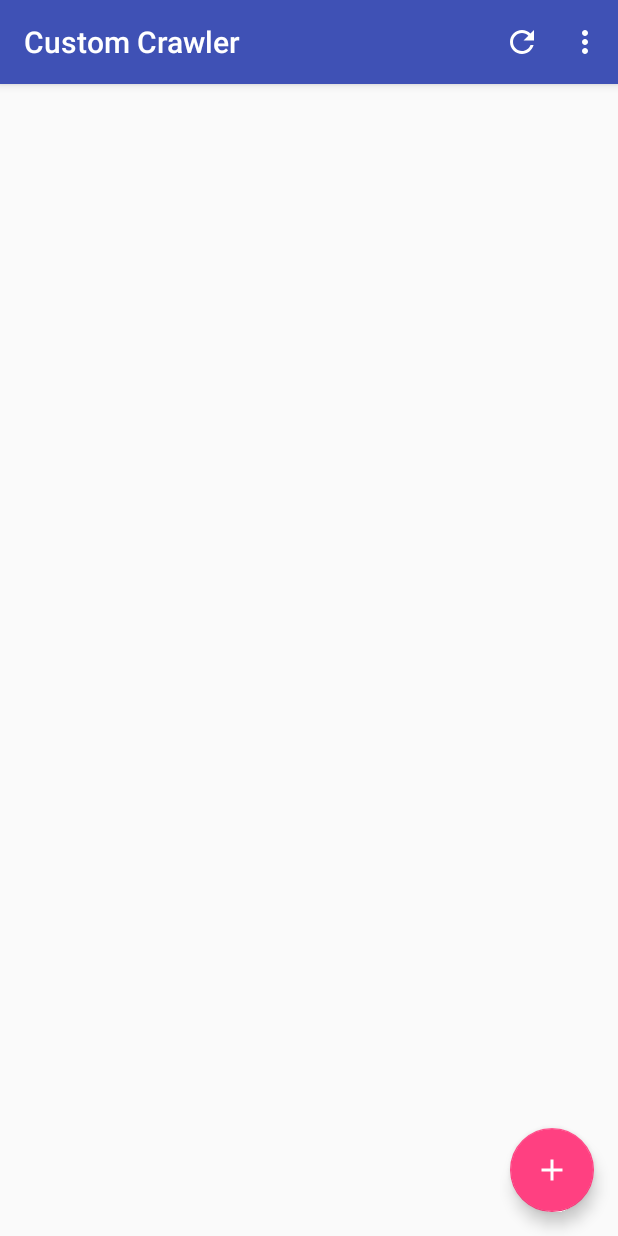
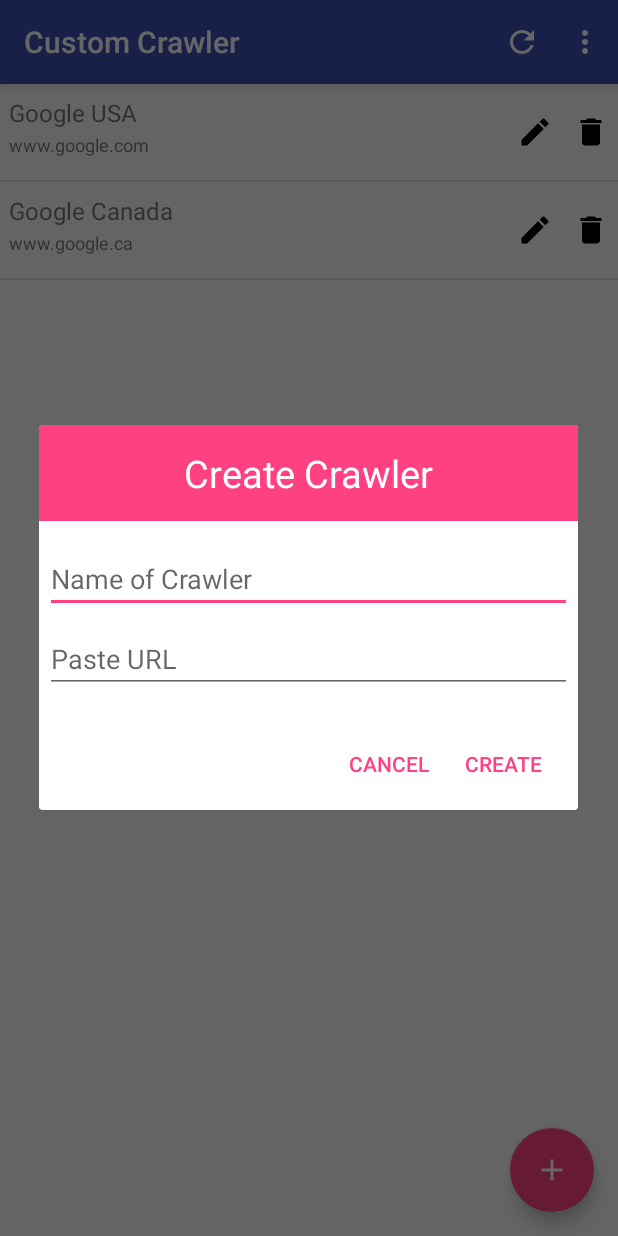
Before and after one commit to cnnr-adams/Custom-Crawler, an Android app: the screen it shows after launch (MainActivity), after a tap on an icon or button, on a phone screen of 412 x 824 dp. Run offline under Robolectric (Android 15) with nearby library versions, the phone set to English and light mode, and no system bars.

Commit message:
more UI work

```diff
--- a/app/src/main/java/com/cnnradams/customcrawler/CrawlerArrayAdapter.java
+++ b/app/src/main/java/com/cnnradams/customcrawler/CrawlerArrayAdapter.java
@@ -12,30 +12,24 @@ import android.widget.TextView;
  * Created by cnnr2 on 2018-06-27.
  */
 
-public class CrawlerArrayAdapter extends ArrayAdapter<String> {
+public class CrawlerArrayAdapter extends ArrayAdapter<CrawlerDataObject> {
 
     private final Context context;
-    private final String[] values;
-    public CrawlerArrayAdapter(Context context, String[] values) {
-        super(context, -1, values);
+    private final CrawlerDataObject[] data;
+    public CrawlerArrayAdapter(Context context, CrawlerDataObject[] data) {
+        super(context, -1, data);
         this.context = context;
-        this.values = values;
+        this.data = data;
     }
     @Override
     public View getView(int position, View convertView, ViewGroup parent) {
         LayoutInflater inflater = (LayoutInflater) context
                 .getSystemService(Context.LAYOUT_INFLATER_SERVICE);
-        View rowView = inflater.inflate(R.layout.rowlayout, parent, false);
-        TextView textView = (TextView) rowView.findViewById(R.id.label);
-        ImageView imageView = (ImageView) rowView.findViewById(R.id.icon);
-        textView.setText(values[position]);
-        // change the icon for Windows and iPhone
-        String s = values[position];
-        if (s.startsWith("iPhone")) {
-            imageView.setImageResource(R.drawable.no);
-        } else {
-            imageView.setImageResource(R.drawable.ok);
-        }
+        View rowView = inflater.inflate(R.layout.crawler_list_item, parent, false);
+        TextView titleTextView = rowView.findViewById(R.id.title);
+        TextView urlTextView = rowView.findViewById(R.id.url);
+        titleTextView.setText(data[position].title);
+        urlTextView.setText(data[position].url);
 
         return rowView;
     }
--- /dev/null
+++ b/app/src/main/java/com/cnnradams/customcrawler/CrawlerDataObject.java
@@ -0,0 +1,16 @@
+package com.cnnradams.customcrawler;
+
+import java.io.Serializable;
+
+/**
+ * Created by cnnr2 on 2018-06-27.
+ */
+
+public class CrawlerDataObject implements Serializable {
+    public String title;
+    public String url;
+    public CrawlerDataObject(String title, String url) {
+        this.title = title;
+        this.url = url;
+    }
+}
--- /dev/null
+++ b/app/src/main/java/com/cnnradams/customcrawler/CreateCrawlerDialogFragment.java
@@ -0,0 +1,38 @@
+package com.cnnradams.customcrawler;
+
+import android.app.AlertDialog;
+import android.app.Dialog;
+import android.app.DialogFragment;
+import android.content.DialogInterface;
+import android.os.Bundle;
+import android.view.LayoutInflater;
+
+/**
+ * Created by cnnr2 on 2018-06-27.
+ */
+
+public class CreateCrawlerDialogFragment extends DialogFragment {
+    public static CreateCrawlerDialogFragment newInstance() {
+        CreateCrawlerDialogFragment frag = new CreateCrawlerDialogFragment();
+        return frag;
+    }
+    @Override
+    public Dialog onCreateDialog(Bundle savedInstanceState) {
+        AlertDialog.Builder builder = new AlertDialog.Builder(getActivity());
+        LayoutInflater inflater = getActivity().getLayoutInflater();
+        builder.setView(inflater.inflate(R.layout.crawler_dialog_layout,null))
+                .setPositiveButton(R.string.create_accept, new DialogInterface.OnClickListener() {
+                    @Override
+                    public void onClick(DialogInterface dialog, int id) {
+                        // sign in the user ...
+                    }
+                })
+                .setNegativeButton(R.string.create_cancel, new DialogInterface.OnClickListener() {
+                    public void onClick(DialogInterface dialog, int id) {
+                        CreateCrawlerDialogFragment.this.getDialog().cancel();
+                    }
+                });
+        return builder.create();
+    }
+
+}
--- a/app/src/main/java/com/cnnradams/customcrawler/MainActivity.java
+++ b/app/src/main/java/com/cnnradams/customcrawler/MainActivity.java
@@ -1,32 +1,52 @@
 package com.cnnradams.customcrawler;
 
+import android.app.AlertDialog;
+import android.app.DialogFragment;
+import android.content.Context;
+import android.content.Intent;
 import android.os.Bundle;
 import android.support.design.widget.FloatingActionButton;
 import android.support.design.widget.Snackbar;
 import android.support.v7.app.AppCompatActivity;
 import android.support.v7.widget.Toolbar;
+import android.util.Log;
 import android.view.View;
 import android.view.Menu;
 import android.view.MenuItem;
+import android.widget.AdapterView;
 import android.widget.ArrayAdapter;
 import android.widget.LinearLayout;
 import android.widget.ListView;
 
 public class MainActivity extends AppCompatActivity {
 
+    Context me;
+    CrawlerDataObject[] data = {new CrawlerDataObject("Google USA","www.google.com"),new CrawlerDataObject("Google Canada","www.google.ca")};
     @Override
     protected void onCreate(Bundle savedInstanceState) {
         super.onCreate(savedInstanceState);
         setContentView(R.layout.activity_main);
-        Toolbar toolbar = (Toolbar) findViewById(R.id.toolbar);
+        Toolbar toolbar = findViewById(R.id.toolbar);
         setSupportActionBar(toolbar);
-        ListView mainLayout = (ListView)findViewById(R.id.crawler_list_view);
-        ArrayAdapter<String> arrayAdapter = new ArrayAdapter<String>(this, R.layout.crawler_list_item, R.id.textView, countryList);
+        ListView mainLayout = findViewById(R.id.crawler_list_view);
+        mainLayout.setClickable(true);
+        CrawlerArrayAdapter arrayAdapter = new CrawlerArrayAdapter(this,data);
         mainLayout.setAdapter(arrayAdapter);
-        FloatingActionButton fab = (FloatingActionButton) findViewById(R.id.fab);
+        me = this;
+        mainLayout.setOnItemClickListener(new AdapterView.OnItemClickListener() {
+            @Override
+            public void onItemClick(AdapterView<?> parent, View view, int position, long id) {
+                Intent enterActivity = new Intent(me, CrawlerInfoActivity.class);
+                enterActivity.putExtra("Data",data[position]);
+                startActivity(enterActivity);
+            }
+        });
+        FloatingActionButton fab = findViewById(R.id.fab);
         fab.setOnClickListener(new View.OnClickListener() {
             @Override
             public void onClick(View view) {
+             DialogFragment d = CreateCrawlerDialogFragment.newInstance();
+             d.show(getFragmentManager(),"Dialog");
             }
         });
     }
--- /dev/null
+++ b/app/src/main/res/drawable/ic_delete_24dp.xml
@@ -0,0 +1,9 @@
+<vector xmlns:android="http://schemas.android.com/apk/res/android"
+        android:width="24dp"
+        android:height="24dp"
+        android:viewportWidth="24.0"
+        android:viewportHeight="24.0">
+    <path
+        android:fillColor="#FF000000"
+        android:pathData="M6,19c0,1.1 0.9,2 2,2h8c1.1,0 2,-0.9 2,-2V7H6v12zM19,4h-3.5l-1,-1h-5l-1,1H5v2h14V4z"/>
+</vector>
--- /dev/null
+++ b/app/src/main/res/drawable/ic_edit_24dp.xml
@@ -0,0 +1,9 @@
+<vector xmlns:android="http://schemas.android.com/apk/res/android"
+        android:width="24dp"
+        android:height="24dp"
+        android:viewportWidth="24.0"
+        android:viewportHeight="24.0">
+    <path
+        android:fillColor="#FF000000"
+        android:pathData="M3,17.25V21h3.75L17.81,9.94l-3.75,-3.75L3,17.25zM20.71,7.04c0.39,-0.39 0.39,-1.02 0,-1.41l-2.34,-2.34c-0.39,-0.39 -1.02,-0.39 -1.41,0l-1.83,1.83 3.75,3.75 1.83,-1.83z"/>
+</vector>
--- /dev/null
+++ b/app/src/main/res/layout/crawler_dialog_layout.xml
@@ -0,0 +1,34 @@
+<LinearLayout xmlns:android="http://schemas.android.com/apk/res/android"
+    android:orientation="vertical"
+    android:layout_width="wrap_content"
+    android:layout_height="wrap_content">
+    <TextView
+        android:text="@string/create"
+        android:layout_width="match_parent"
+        android:layout_height="64dp"
+        android:scaleType="center"
+        android:gravity="center"
+        android:textSize="25sp"
+        android:textColor="@color/colorSecondary"
+        android:background="@color/colorAccent"
+        android:contentDescription="@string/app_name" />
+    <EditText
+        android:id="@+id/create_title"
+        android:layout_width="match_parent"
+        android:layout_height="wrap_content"
+        android:layout_marginTop="16dp"
+        android:layout_marginLeft="4dp"
+        android:layout_marginRight="4dp"
+        android:layout_marginBottom="4dp"
+        android:hint="@string/hint_title" />
+    <EditText
+        android:id="@+id/create_url"
+        android:inputType="textUri"
+        android:layout_width="match_parent"
+        android:layout_height="wrap_content"
+        android:layout_marginTop="4dp"
+        android:layout_marginLeft="4dp"
+        android:layout_marginRight="4dp"
+        android:layout_marginBottom="16dp"
+        android:hint="@string/hint_url"/>
+</LinearLayout>
--- a/app/src/main/res/layout/crawler_list_item.xml
+++ b/app/src/main/res/layout/crawler_list_item.xml
@@ -1,42 +1,51 @@
 <?xml version="1.0" encoding="utf-8"?>
 <RelativeLayout xmlns:android="http://schemas.android.com/apk/res/android"
     android:layout_width="fill_parent"
+    android:descendantFocusability="blocksDescendants"
     android:layout_height="?android:attr/listPreferredItemHeight"
     android:padding="6dip" >
-
-    <ImageView
-        android:id="@+id/icon"
-        android:layout_width="wrap_content"
-        android:layout_height="fill_parent"
-        android:layout_alignParentBottom="true"
-        android:layout_alignParentTop="true"
-        android:layout_marginRight="6dip"
-        android:contentDescription="TODO"
-        android:src="@drawable/ic_launcher_foreground" />
-
     <TextView
-        android:id="@+id/secondLine"
+        android:id="@+id/url"
         android:layout_width="fill_parent"
         android:layout_height="26dip"
         android:layout_alignParentBottom="true"
         android:layout_alignParentRight="true"
-        android:layout_toRightOf="@id/icon"
-        android:ellipsize="marquee"
-        android:maxLines="1"
-        android:text="Description"
+        android:text="@string/fill"
         android:textSize="12sp" />
 
     <TextView
-        android:id="@+id/firstLine"
+        android:id="@+id/title"
         android:layout_width="fill_parent"
         android:layout_height="wrap_content"
-        android:layout_above="@id/secondLine"
+        android:layout_above="@id/url"
         android:layout_alignParentRight="true"
         android:layout_alignParentTop="true"
         android:layout_alignWithParentIfMissing="true"
-        android:layout_toRightOf="@id/icon"
         android:gravity="center_vertical"
-        android:text="Example application"
+        android:text="@string/fill"
         android:textSize="16sp" />
 
+    <ImageButton
+        android:id="@+id/editButton"
+        android:layout_width="wrap_content"
+        android:layout_height="wrap_content"
+        android:layout_alignParentEnd="true"
+        android:layout_alignParentRight="true"
+        android:layout_alignTop="@+id/deleteButton"
+        android:layout_marginEnd="37dp"
+        android:background="@android:color/transparent"
+        android:layout_marginRight="37dp"
+        android:contentDescription="@string/edit"
+        android:src="@drawable/ic_edit_24dp" />
+
+    <ImageButton
+        android:id="@+id/deleteButton"
+        android:layout_width="wrap_content"
+        android:layout_height="wrap_content"
+        android:layout_alignParentEnd="true"
+        android:layout_alignParentRight="true"
+        android:layout_centerVertical="true"
+        android:background="@android:color/transparent"
+        android:contentDescription="@string/delete"
+        android:src="@drawable/ic_delete_24dp" />
 </RelativeLayout>
--- a/app/src/main/res/values/colors.xml
+++ b/app/src/main/res/values/colors.xml
@@ -3,4 +3,5 @@
     <color name="colorPrimary">#3F51B5</color>
     <color name="colorPrimaryDark">#303F9F</color>
     <color name="colorAccent">#FF4081</color>
+    <color name="colorSecondary">#FFFFFF</color>
 </resources>
--- a/app/src/main/res/values/strings.xml
+++ b/app/src/main/res/values/strings.xml
@@ -2,4 +2,14 @@
     <string name="app_name">Custom Crawler</string>
     <string name="action_settings">Settings</string>
     <string name="refresh">Refresh</string>
+    <string name="edit">Edit</string>
+    <string name="create">Create Crawler</string>
+    <string name="delete">Delete</string>
+    <string name="fill">Loading…</string>
+    <string name="title_activity_crawler_info">CrawlerInfoActivity</string>
+    <string name="title_activity_create_crawler">Create Crawler</string>
+    <string name="hint_title">Name of Crawler</string>
+    <string name="hint_url">Paste URL</string>
+    <string name="create_accept">Create</string>
+    <string name="create_cancel">Cancel</string>
 </resources>
```
Also changed, not shown: app/src/main/AndroidManifest.xml (+9 -0 lines), app/src/main/java/com/cnnradams/customcrawler/CrawlerInfoActivity.java (added, +25 -0 lines), app/src/main/res/layout/activity_crawler_info.xml (added, +25 -0 lines), app/src/main/res/layout/content_crawler_info.xml (added, +11 -0 lines).
